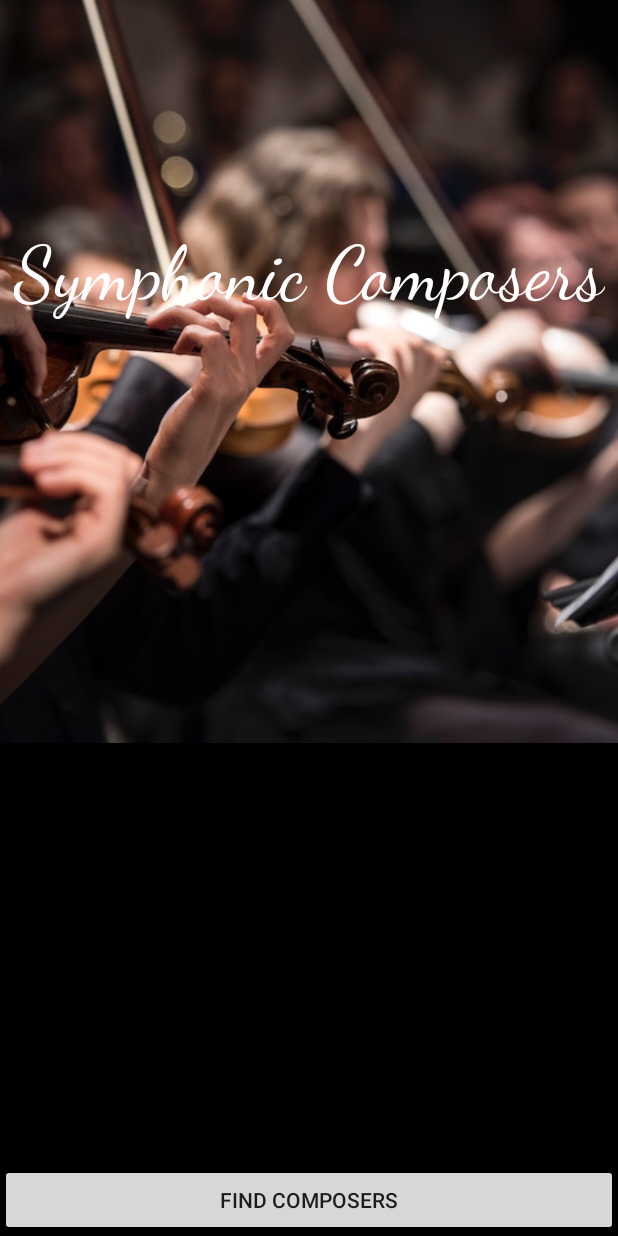
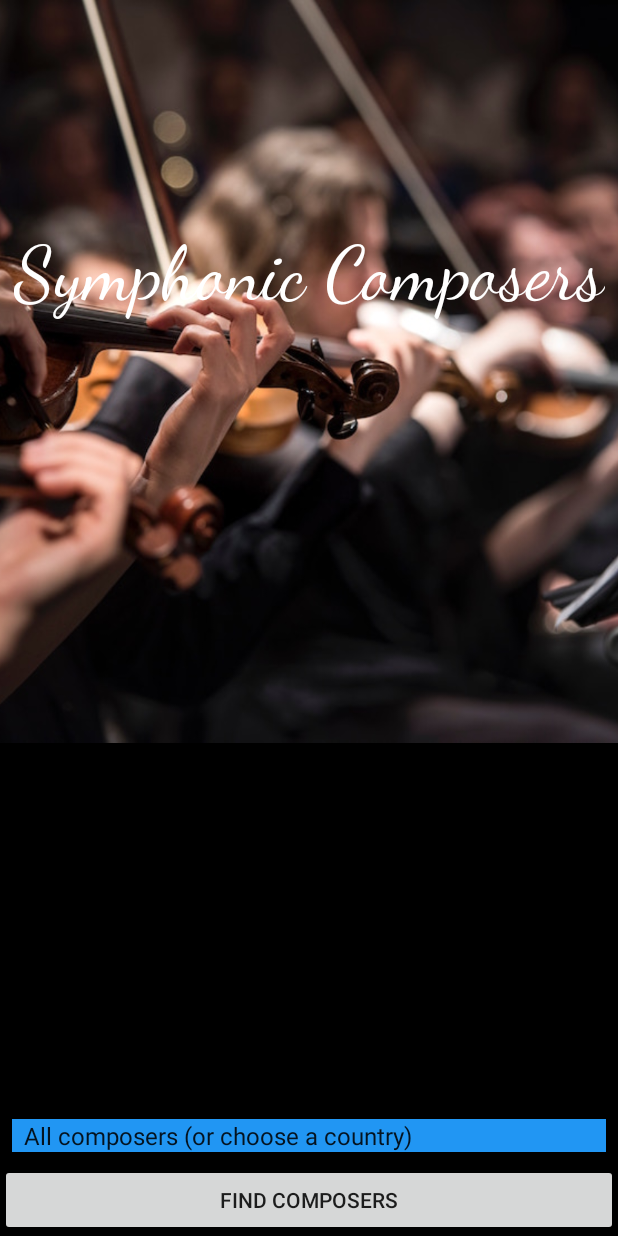
Before and after one commit to sagaquisces/Symphonic-Composers, an Android app: the screen it shows after launch (MainActivity), on a phone screen of 412 x 824 dp. Run offline under Robolectric (Android 15) with nearby library versions, the phone set to English and light mode, and no system bars; our stand-ins replace ButterKnife.

Commit message:
country list now shows on main activity with default of all countries

```diff
--- a/app/src/main/res/layout/activity_main.xml
+++ b/app/src/main/res/layout/activity_main.xml
@@ -46,14 +46,14 @@
         android:layout_width="0dp"
         android:layout_height="wrap_content"
         android:layout_marginBottom="8dp"
+        android:layout_marginLeft="8dp"
+        android:layout_marginRight="8dp"
+        android:background="@color/colorPrimary"
+        android:entries="@array/countries_array"
         app:layout_constraintBottom_toTopOf="@+id/findComposersButton"
-        android:layout_marginLeft="8dp"
+        app:layout_constraintHorizontal_bias="0.502"
         app:layout_constraintLeft_toLeftOf="parent"
-        android:layout_marginRight="8dp"
-        app:layout_constraintRight_toRightOf="parent"
-        android:entries="@array/countries_array"
-        android:prompt="@string/country_prompt"
-        app:layout_constraintHorizontal_bias="0.502" />
+        app:layout_constraintRight_toRightOf="parent" />
 
 
     <Button
--- a/app/src/main/res/values/colors.xml
+++ b/app/src/main/res/values/colors.xml
@@ -1,6 +1,6 @@
 <?xml version="1.0" encoding="utf-8"?>
 <resources>
-    <color name="colorPrimary">#2196F3</color>
+    <color name="colorPrimary">#2196f3</color>
     <color name="colorPrimaryDark">#1976D2</color>
     <color name="colorPrimaryLight">#BBDEFB</color>
     <color name="colorAccent">#9E9E9E</color>
--- a/app/src/main/res/values/strings.xml
+++ b/app/src/main/res/values/strings.xml
@@ -1,9 +1,10 @@
 <resources>
     <string name="app_name">SymphonicComposers</string>
 
-    <string name="country_prompt">Choose a country</string>
+    <!--<string name="country_prompt">Choose a country (or all composers)</string>-->
 
     <string-array name="countries_array">
+        <item>All composers (or choose a country)</item>
         <item>Germany</item>
         <item>Italy</item>
         <item>France</item>
```
